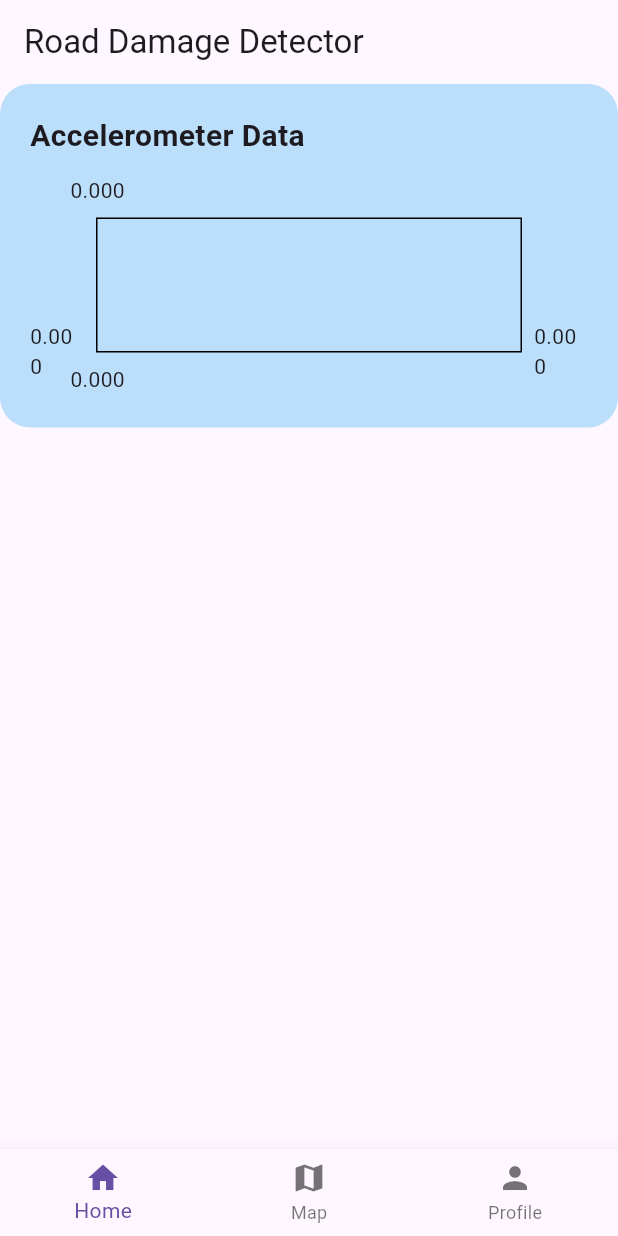
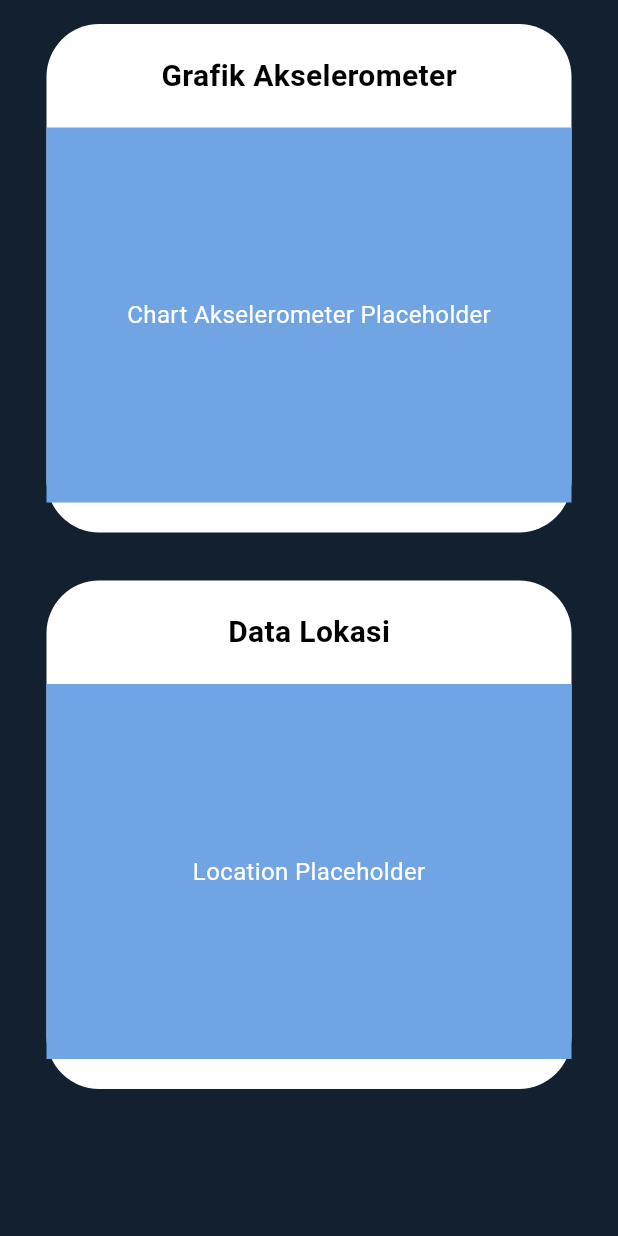
Before and after one commit to sherinavk/pendeteksi_jalan, a Flutter app: the screen it shows after launch, on a phone screen of 412 x 824 dp. Run offline on Flutter 3.47's test engine with Material 3 defaults, Android fonts, the phone set to English and light mode, and no system bars; drawn by our look-alikes of fl_chart; our stand-ins replace sensors_plus; missing offline and left inert: google_maps, graphic.

Commit message:
widget_test.dart

```diff
--- a/lib/accelerometer.dart
+++ b/lib/accelerometer.dart
@@ -59,9 +59,17 @@ class _HomePageState extends State<HomePage> {
         child: SingleChildScrollView(
           child: Column(
             children: [
-              // Bagian judul dan grafik akselerometer
+              // Bagian judul dan grafik akselerometer (yang bisa di-tap)
               Padding(
                 padding: EdgeInsets.all(size.width * 0.05), // Padding responsif berdasarkan lebar layar
+                child: GestureDetector(
+                  onTap: () {
+                    // Aksi ketika box ditekan: pindah ke halaman accelerometer
+                    Navigator.push(
+                      context,
+                      MaterialPageRoute(builder: (context) => SensorsPage()), // Halaman accelerometer
+                    );
+                  },
                   child: Column(
                     crossAxisAlignment: CrossAxisAlignment.center,
                     children: [
@@ -100,6 +108,7 @@ class _HomePageState extends State<HomePage> {
                         ),
                       ),
                     ],
+                  ),
                 ),
               ),
 
@@ -156,3 +165,18 @@ class _HomePageState extends State<HomePage> {
     );
   }
 }
+
+// Halaman yang akan dituju saat box atas ditekan
+class SensorsPage extends StatelessWidget {
+  @override
+  Widget build(BuildContext context) {
+    return Scaffold(
+      appBar: AppBar(
+        title: Text('Accelerometer Page'),
+      ),
+      body: Center(
+        child: Text('This is the Accelerometer Page'),
+      ),
+    );
+  }
+}
--- a/lib/homepage.dart
+++ b/lib/homepage.dart
@@ -1,161 +1,101 @@
 import 'package:flutter/material.dart';
-import 'package:google_maps_flutter/google_maps_flutter.dart';
+import 'package:google_maps/google_maps.dart';
 import 'package:sensors_plus/sensors_plus.dart';
 import 'package:fl_chart/fl_chart.dart';
+import 'package:graphic/graphic.dart';
 
 class HomeScreen extends StatelessWidget {
+  const HomeScreen({super.key});
+
   @override
   Widget build(BuildContext context) {
-    return MaterialApp(
-      debugShowCheckedModeBanner: false,
-      home: HomePage(),
+    return Scaffold(
+      backgroundColor: const Color.fromARGB(255, 18, 32, 47),
+      body: ListView(
+        children: [
+          HomePage(),
+        ],
+      ),
     );
   }
 }
 
-class HomePage extends StatefulWidget {
-  @override
-  HomePageState createState() => HomePageState();
-}
-
-class HomePageState extends State<HomePage> {
-  double x = 0, y = 0, z = 0;
-  List<FlSpot> spots = [];
-
-  GoogleMapController? mapController;
-  int _currentIndex = 0; // Menyimpan indeks tab saat ini
-
-  final LatLng _center = const LatLng(-6.2088, 106.8456); // Lokasi Jakarta
-
-  void onMapCreated(GoogleMapController controller) {
-    mapController = controller;
-  }
-
-  @override
-  void initState() {
-    super.initState();
-
-    // Mendapatkan data akselerometer secara real-time
-    accelerometerEvents.listen((AccelerometerEvent event) {
-      setState(() {
-        x = event.x;
-        y = event.y;
-        z = event.z;
-        spots.add(FlSpot(spots.length.toDouble(), x)); // Menambahkan data untuk grafik
-      });
-    });
-  }
-
+class HomePage extends StatelessWidget {
   @override
   Widget build(BuildContext context) {
-    return Scaffold(
-      appBar: AppBar(
-        title: Text("Road Damage Detector"),
-      ),
-      body: getPage(_currentIndex), // Menampilkan halaman berdasarkan indeks navbar
-      bottomNavigationBar: BottomNavigationBar(
-        currentIndex: _currentIndex,
-        onTap: (int index) {
-          setState(() {
-            _currentIndex = index;
-          });
-        },
-        items: [
-          BottomNavigationBarItem(
-            icon: Icon(Icons.home),
-            label: 'Home',
-          ),
-          BottomNavigationBarItem(
-            icon: Icon(Icons.map),
-            label: 'Map',
-          ),
-          BottomNavigationBarItem(
-            icon: Icon(Icons.person),
-            label: 'Profile',
-          ),
-        ],
-      ),
-    );
-  }
-
-  // Fungsi untuk menampilkan halaman sesuai dengan indeks navbar
-  Widget getPage(int index) {
-    switch (index) {
-      case 0:
-        return buildAccelerometerWidget(); // Tab Home menampilkan widget akselerometer
-      case 1:
-        return buildMapWidget(); // Tab Map menampilkan Google Maps
-      case 2:
-        return buildProfileWidget(); // Tab Profile menampilkan halaman profil
-      default:
-        return Container();
-    }
-  }
-
-  // Widget Akselerometer
-  Widget buildAccelerometerWidget() {
     return Column(
       children: [
-        // Bagian Akselerometer
+        // Container untuk grafik akselerometer
         Container(
-          padding: EdgeInsets.all(20),
+          margin: const EdgeInsets.all(16.0),
           decoration: BoxDecoration(
-            color: Colors.blue.shade100,
-            borderRadius: BorderRadius.circular(20),
+            color: Colors.white,
+            borderRadius: BorderRadius.circular(35),
           ),
           child: Column(
-            crossAxisAlignment: CrossAxisAlignment.start,
             children: [
-              Text(
-                'Accelerometer Data',
+              const SizedBox(height: 20),
+              const Text(
+                'Grafik Akselerometer',
                 style: TextStyle(
+                  color: Colors.black,
                   fontSize: 20,
                   fontWeight: FontWeight.bold,
                 ),
               ),
-              SizedBox(height: 10),
-              // Grafik dari data akselerometer menggunakan fl_chart
+              const SizedBox(height: 20),
+              // Placeholder untuk grafik akselerometer
               Container(
-                height: 150,
-                child: LineChart(
-                  LineChartData(
-                    lineBarsData: [
-                      LineChartBarData(
-                        spots: spots, // Data grafik
-                        isCurved: true,
-                        color: Color.fromARGB(255, 52, 120, 255),
-                        dotData: FlDotData(show: false),
-                        belowBarData: BarAreaData(
-                          show: true,
-                          color: Color.fromARGB(100, 0, 0, 0),
-                        ),
-                      ),
-                    ],
+                width: 350,
+                height: 250,
+                color: const Color(0xFF70A4E3),
+                child: const Center(
+                  child: Text(
+                    'Chart Akselerometer Placeholder',
+                    style: TextStyle(color: Colors.white, fontSize: 16),
                   ),
                 ),
               ),
+              const SizedBox(height: 20),
+            ],
+          ),
+        ),
+        // Container untuk lokasi
+        Container(
+          margin: const EdgeInsets.all(16.0),
+          decoration: BoxDecoration(
+            color: Colors.white,
+            borderRadius: BorderRadius.circular(35),
+          ),
+          child: Column(
+            children: [
+              const SizedBox(height: 20),
+              const Text(
+                'Data Lokasi',
+                style: TextStyle(
+                  color: Colors.black,
+                  fontSize: 20,
+                  fontWeight: FontWeight.bold,
+                ),
+              ),
+              const SizedBox(height: 20),
+              // Placeholder untuk konten lokasi
+              Container(
+                width: 350,
+                height: 250,
+                color: const Color(0xFF70A4E3),
+                child: const Center(
+                  child: Text(
+                    'Location Placeholder',
+                    style: TextStyle(color: Colors.white, fontSize: 16),
+                  ),
+                ),
+              ),
+              const SizedBox(height: 20),
             ],
           ),
         ),
       ],
     );
   }
-
-  // Widget Google Maps
-  Widget buildMapWidget() {
-    return GoogleMap(
-      onMapCreated: onMapCreated,
-      initialCameraPosition: CameraPosition(
-        target: _center,
-        zoom: 11.0,
-      ),
-    );
-  }
-
-  // Widget profil placeholder
-  Widget buildProfileWidget() {
-    return Center(
-      child: Text("Profile Page"),
-    );
-  }
 }
--- a/lib/main.dart
+++ b/lib/main.dart
@@ -18,8 +18,8 @@
       // Menambahkan routing untuk navigasi antar halaman
       initialRoute: '/',
       routes: {
-        '/': (context) => HomeScreen(), // Halaman awal (Homepage)
-        '/accelerometer': (context) => Sensors(), // Halaman akselerometer
+        '/': (context) => const HomeScreen(), // Halaman awal (Homepage)
+        '/accelerometer': (context) => const Sensors(), // Halaman akselerometer
       },
     );
   }
--- a/pubspec.yaml
+++ b/pubspec.yaml
@@ -38,7 +38,7 @@ dependencies:
   google_maps_flutter: ^2.9.0
   sensors_plus: ^6.0.1
   fl_chart: ^0.69.0
-  curved_nav_bar: ^0.0.2
+  graphic: ^2.5.0
 
 dev_dependencies:
   flutter_test:
```
Also changed, not shown: pubspec.lock, 1 other file. Lines whose indentation alone changed are shown as unchanged.
